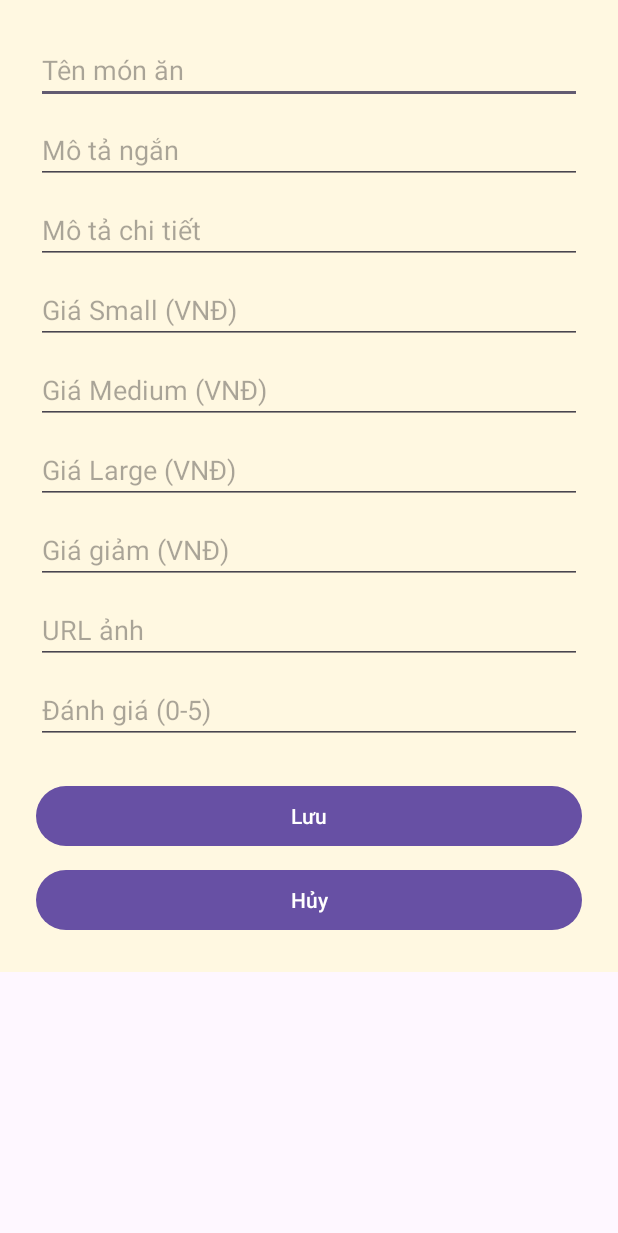
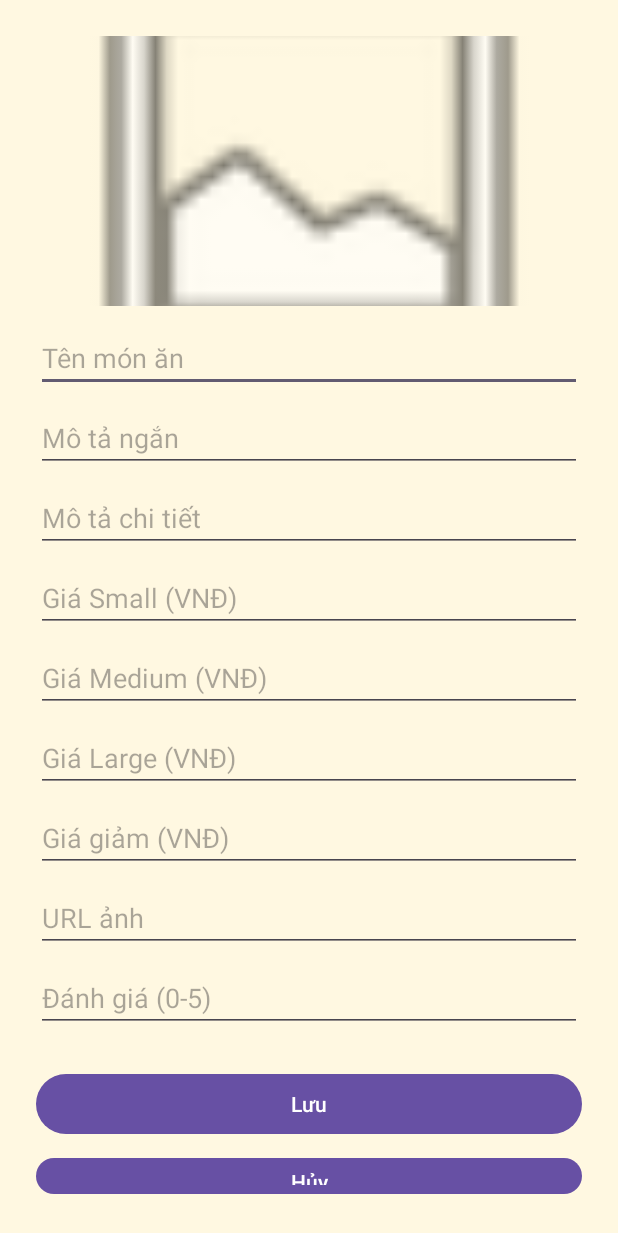
Before and after one commit to Thanh-Vui-Minx/Andoird, an Android app: the layout dialog_add_food.xml on its own in the app's theme, with its tools: preview values and no code run, on a phone screen of 412 x 824 dp. Shown: the top 1233 px of the screen. Run offline under Robolectric (Android 15) with nearby library versions, the phone set to English and light mode, and no system bars.

Commit message:
cap nhat giao dien

```diff
--- a/app/src/main/res/layout/dialog_add_food.xml
+++ b/app/src/main/res/layout/dialog_add_food.xml
@@ -6,11 +6,21 @@
     android:padding="24dp"
     android:background="#FFF8E1">
 
+    <!-- Ảnh xem trước (sử dụng URL từ etFoodImageUrl) -->
+    <ImageView
+        android:id="@+id/ivFoodImageAdd"
+        android:layout_width="match_parent"
+        android:layout_height="180dp"
+        android:contentDescription="Ảnh món ăn"
+        android:scaleType="centerCrop"
+        android:src="@android:drawable/ic_menu_gallery" />
+
     <EditText
         android:id="@+id/etFoodName"
         android:layout_width="match_parent"
         android:layout_height="wrap_content"
         android:hint="Tên món ăn"
+        android:layout_marginTop="12dp"
         android:layout_marginBottom="8dp" />
 
     <EditText
```
Also changed, not shown: app/src/main/java/com/example/peterfood/MenuActivity.java (+57 -0 lines).
